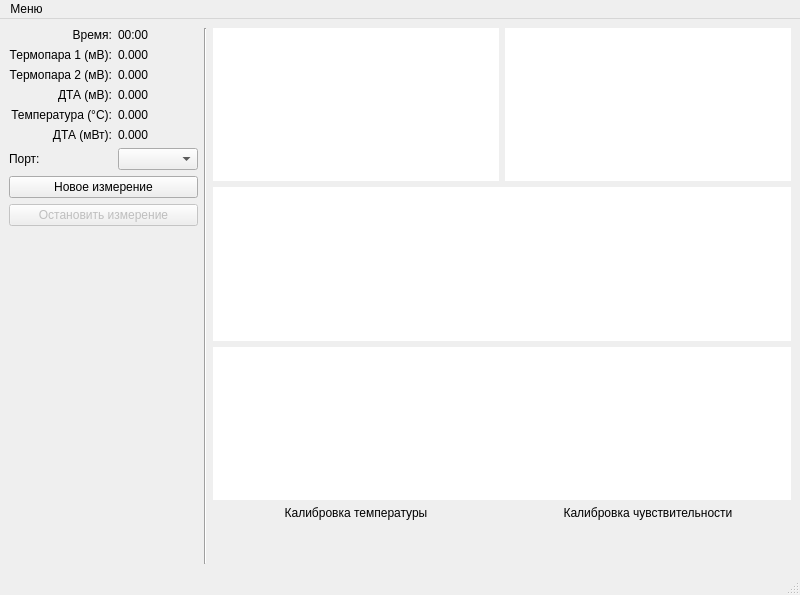
The window that assets/MainWindow.ui (ioyurev/fusion-collection) describes before a commit, drawn with Qt 5.
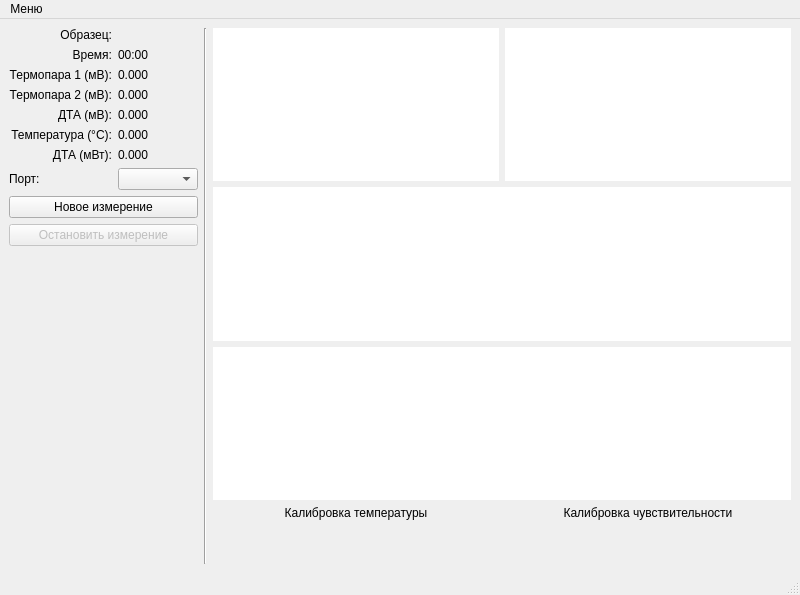
The same window after the commit. Custom widgets are drawn as their Qt base class.

Commit message: feat(main_window.py): добавлено отображение названия образца

```diff
--- a/assets/MainWindow.ui
+++ b/assets/MainWindow.ui
@@ -23,107 +23,66 @@
      </widget>
     </item>
     <item row="0" column="0" rowspan="5">
-     <layout class="QGridLayout" name="gridLayout" rowstretch="0,0,0,0,0,0,0,0,0,0,0,0">
-      <item row="1" column="0">
-       <widget class="QLabel" name="label">
-        <property name="text">
-         <string>Термопара 1 (мВ):</string>
-        </property>
-        <property name="alignment">
-         <set>Qt::AlignRight|Qt::AlignTrailing|Qt::AlignVCenter</set>
-        </property>
-       </widget>
-      </item>
-      <item row="5" column="1">
-       <widget class="QLabel" name="label_dta_mw">
-        <property name="text">
-         <string>0.000</string>
-        </property>
-       </widget>
-      </item>
-      <item row="0" column="0">
-       <widget class="QLabel" name="label_8">
-        <property name="text">
-         <string>Время:</string>
-        </property>
-        <property name="alignment">
-         <set>Qt::AlignRight|Qt::AlignTrailing|Qt::AlignVCenter</set>
-        </property>
-       </widget>
-      </item>
-      <item row="0" column="1">
-       <widget class="QLabel" name="label_time">
-        <property name="text">
-         <string>00:00</string>
-        </property>
-       </widget>
-      </item>
-      <item row="1" column="1">
-       <widget class="QLabel" name="label_t1">
-        <property name="text">
-         <string>0.000</string>
-        </property>
-       </widget>
-      </item>
-      <item row="8" column="0">
+     <layout class="QGridLayout" name="gridLayout" rowstretch="0,0,0,0,0,0,0,0,0,0,0,0,0">
+      <item row="9" column="0">
        <widget class="QLabel" name="label_6">
         <property name="text">
          <string>Порт:</string>
         </property>
        </widget>
       </item>
-      <item row="8" column="1">
-       <widget class="QComboBox" name="combobo_ports"/>
-      </item>
-      <item row="4" column="0">
-       <widget class="QLabel" name="label_7">
-        <property name="text">
-         <string>Температура (°C):</string>
-        </property>
-        <property name="alignment">
-         <set>Qt::AlignRight|Qt::AlignTrailing|Qt::AlignVCenter</set>
-        </property>
-       </widget>
-      </item>
-      <item row="9" column="0" colspan="2">
-       <widget class="QPushButton" name="btn_start_measurement">
-        <property name="text">
-         <string>Новое измерение</string>
-        </property>
-       </widget>
-      </item>
-      <item row="3" column="1">
-       <widget class="QLabel" name="label_dta_mcv">
-        <property name="text">
-         <string>0.000</string>
-        </property>
-       </widget>
-      </item>
-      <item row="2" column="0">
-       <widget class="QLabel" name="label_3">
-        <property name="text">
-         <string>Термопара 2 (мВ):</string>
-        </property>
-        <property name="alignment">
-         <set>Qt::AlignRight|Qt::AlignTrailing|Qt::AlignVCenter</set>
-        </property>
-       </widget>
-      </item>
-      <item row="2" column="1">
-       <widget class="QLabel" name="label_t2">
-        <property name="text">
-         <string>0.000</string>
-        </property>
-       </widget>
-      </item>
       <item row="4" column="1">
-       <widget class="QLabel" name="label_temp">
+       <widget class="QLabel" name="label_dta_mcv">
         <property name="text">
          <string>0.000</string>
         </property>
        </widget>
       </item>
+      <item row="6" column="1">
+       <widget class="QLabel" name="label_dta_mw">
+        <property name="text">
+         <string>0.000</string>
+        </property>
+       </widget>
+      </item>
+      <item row="9" column="1">
+       <widget class="QComboBox" name="combobo_ports"/>
+      </item>
+      <item row="1" column="1">
+       <widget class="QLabel" name="label_time">
+        <property name="text">
+         <string>00:00</string>
+        </property>
+       </widget>
+      </item>
+      <item row="6" column="0">
+       <widget class="QLabel" name="label_5">
+        <property name="text">
+         <string>ДТА (мВт):</string>
+        </property>
+        <property name="alignment">
+         <set>Qt::AlignRight|Qt::AlignTrailing|Qt::AlignVCenter</set>
+        </property>
+       </widget>
+      </item>
       <item row="11" column="0" colspan="2">
+       <widget class="QPushButton" name="btn_stop_measurement">
+        <property name="enabled">
+         <bool>false</bool>
+        </property>
+        <property name="text">
+         <string>Остановить измерение</string>
+        </property>
+       </widget>
+      </item>
+      <item row="5" column="1">
+       <widget class="QLabel" name="label_temp">
+        <property name="text">
+         <string>0.000</string>
+        </property>
+       </widget>
+      </item>
+      <item row="12" column="0" colspan="2">
        <spacer name="verticalSpacer">
         <property name="orientation">
          <enum>Qt::Vertical</enum>
@@ -137,9 +96,26 @@
        </spacer>
       </item>
       <item row="5" column="0">
-       <widget class="QLabel" name="label_5">
+       <widget class="QLabel" name="label_7">
         <property name="text">
-         <string>ДТА (мВт):</string>
+         <string>Температура (°C):</string>
+        </property>
+        <property name="alignment">
+         <set>Qt::AlignRight|Qt::AlignTrailing|Qt::AlignVCenter</set>
+        </property>
+       </widget>
+      </item>
+      <item row="3" column="1">
+       <widget class="QLabel" name="label_t2">
+        <property name="text">
+         <string>0.000</string>
+        </property>
+       </widget>
+      </item>
+      <item row="1" column="0">
+       <widget class="QLabel" name="label_8">
+        <property name="text">
+         <string>Время:</string>
         </property>
         <property name="alignment">
          <set>Qt::AlignRight|Qt::AlignTrailing|Qt::AlignVCenter</set>
@@ -147,16 +123,30 @@
        </widget>
       </item>
       <item row="10" column="0" colspan="2">
-       <widget class="QPushButton" name="btn_stop_measurement">
-        <property name="enabled">
-         <bool>false</bool>
+       <widget class="QPushButton" name="btn_start_measurement">
+        <property name="text">
+         <string>Новое измерение</string>
         </property>
+       </widget>
+      </item>
+      <item row="2" column="1">
+       <widget class="QLabel" name="label_t1">
         <property name="text">
-         <string>Остановить измерение</string>
+         <string>0.000</string>
         </property>
        </widget>
       </item>
-      <item row="3" column="0">
+      <item row="2" column="0">
+       <widget class="QLabel" name="label">
+        <property name="text">
+         <string>Термопара 1 (мВ):</string>
+        </property>
+        <property name="alignment">
+         <set>Qt::AlignRight|Qt::AlignTrailing|Qt::AlignVCenter</set>
+        </property>
+       </widget>
+      </item>
+      <item row="4" column="0">
        <widget class="QLabel" name="label_9">
         <property name="text">
          <string>ДТА (мВ):</string>
@@ -166,6 +156,33 @@
         </property>
        </widget>
       </item>
+      <item row="3" column="0">
+       <widget class="QLabel" name="label_3">
+        <property name="text">
+         <string>Термопара 2 (мВ):</string>
+        </property>
+        <property name="alignment">
+         <set>Qt::AlignRight|Qt::AlignTrailing|Qt::AlignVCenter</set>
+        </property>
+       </widget>
+      </item>
+      <item row="0" column="0">
+       <widget class="QLabel" name="label_10">
+        <property name="text">
+         <string>Образец:</string>
+        </property>
+        <property name="alignment">
+         <set>Qt::AlignRight|Qt::AlignTrailing|Qt::AlignVCenter</set>
+        </property>
+       </widget>
+      </item>
+      <item row="0" column="1">
+       <widget class="QLabel" name="label_sample">
+        <property name="text">
+         <string/>
+        </property>
+       </widget>
+      </item>
      </layout>
     </item>
     <item row="0" column="2" colspan="3">
```
The commit also changes 1 other file.
